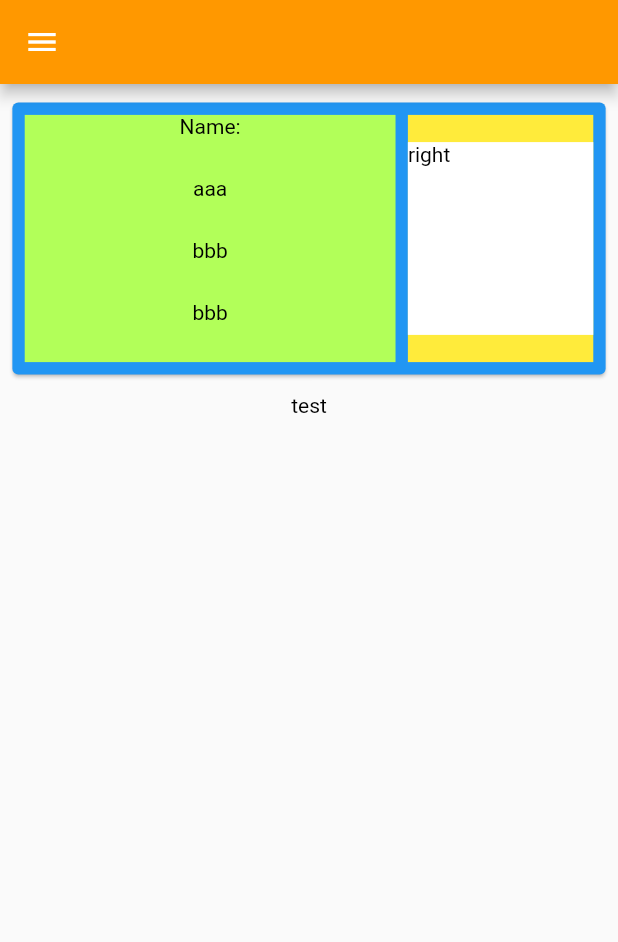
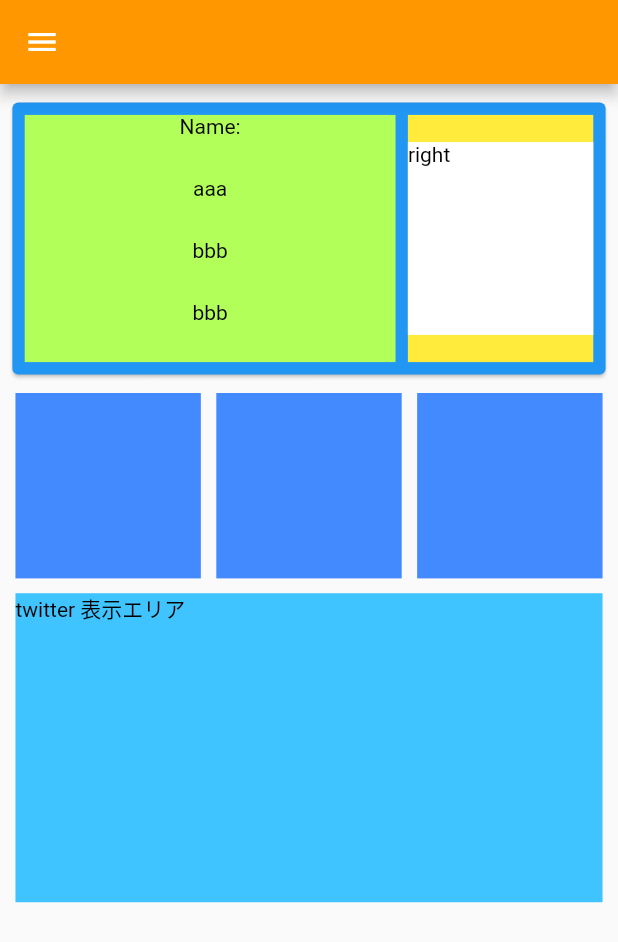
Before and after one commit to SatoShun0302/BattleOperation2App, a Flutter app: the screen it shows after launch, on a phone screen of 412 x 824 dp. Shown: the top 942 px of the screen. Run offline on Flutter 3.47's test engine with Material 2 defaults, Android fonts, the phone set to English and light mode, and no system bars; our stand-ins replace convex_bottom_bar, flutter_html, font_awesome_flutter, get, sqflite, webview_flutter; accounts and stored records are empty.

Commit message:
main pageのモック作成

```diff
--- a/lib/components/main_feature/main_screen.dart
+++ b/lib/components/main_feature/main_screen.dart
@@ -22,7 +22,8 @@ class MainScreen extends StatelessWidget {
       ),
 
       // Replace the 8 lines Navigator.push by a simple Get.to(). You don't need context
-      body: Column(
+      body: SingleChildScrollView(
+        child: Column(
           children: <Widget>[
             // プレイヤーカード表示エリア
             Card(
@@ -100,8 +101,57 @@ class MainScreen extends StatelessWidget {
               ),
             ),
             // 現在のレーティングマッチ情報エリア
-          myText.Text("test"),
+            Container(
+              width: ScreenEnv.deviceWidth * 0.95,
+              child: Row(
+                mainAxisAlignment: MainAxisAlignment.spaceBetween,
+                  children: <Widget>[
+                    Container(
+                          decoration: BoxDecoration(
+                            color: Colors.blueAccent,
+                          ),
+                          height: ScreenEnv.deviceHeight * 0.15,
+                          width: ScreenEnv.deviceWidth * 0.3,
+                          margin: EdgeInsets.only(
+                            bottom: ScreenEnv.deviceHeight * 0.012,
+                          ),
+                        ),
+                    Container(
+                          decoration: BoxDecoration(
+                            color: Colors.blueAccent,
+                          ),
+                          height: ScreenEnv.deviceHeight * 0.15,
+                      width: ScreenEnv.deviceWidth * 0.3,
+                          margin: EdgeInsets.only(
+                            bottom: ScreenEnv.deviceHeight * 0.012,
+                          ),
+                        ),
+                    Container(
+                          decoration: BoxDecoration(
+                            color: Colors.blueAccent,
+                          ),
+                          height: ScreenEnv.deviceHeight * 0.15,
+                      width: ScreenEnv.deviceWidth * 0.3,
+                          margin: EdgeInsets.only(
+                            bottom: ScreenEnv.deviceHeight * 0.012,
+                          ),
+                        ),
                   ],
+                ),
+            ),
+            Container(
+              decoration: BoxDecoration(
+                color: Colors.lightBlueAccent,
+              ),
+              height: ScreenEnv.deviceHeight * 0.25,
+              width: ScreenEnv.deviceWidth * 0.95,
+              margin: EdgeInsets.only(
+                  bottom: ScreenEnv.deviceHeight * 0.012
+              ),
+              child: myText.Text("twitter 表示エリア"),
+            ),
+          ],
+        ),
       ),
     );
   }
--- a/lib/importer/pub_dev_importer.dart
+++ b/lib/importer/pub_dev_importer.dart
@@ -2,3 +2,5 @@ export 'package:font_awesome_flutter/font_awesome_flutter.dart'; // アイコン
 export 'package:get/get.dart'; // 状態管理ツール
 export 'package:sqflite/sqflite.dart'; // データベース
 export 'package:convex_bottom_bar/convex_bottom_bar.dart'; // ページ下部メニューボタン
+export 'package:webview_flutter/webview_flutter.dart'; // webView
+export 'package:flutter_html/flutter_html.dart'; // html
--- a/pubspec.yaml
+++ b/pubspec.yaml
@@ -34,6 +34,10 @@ dependencies:
   get: ^4.0.0-nullsafety.2
   # データベース
   sqflite: ^2.0.0+3
+  # webView and url luncher
+  webview_flutter: ^2.0.2
+  # html
+  flutter_html: ^2.0.0-nullsafety.0
 
   #
   # ここから画面表示にまつわるライブラリ
```
Also changed, not shown: pubspec.lock. Lines whose indentation alone changed are shown as unchanged.
